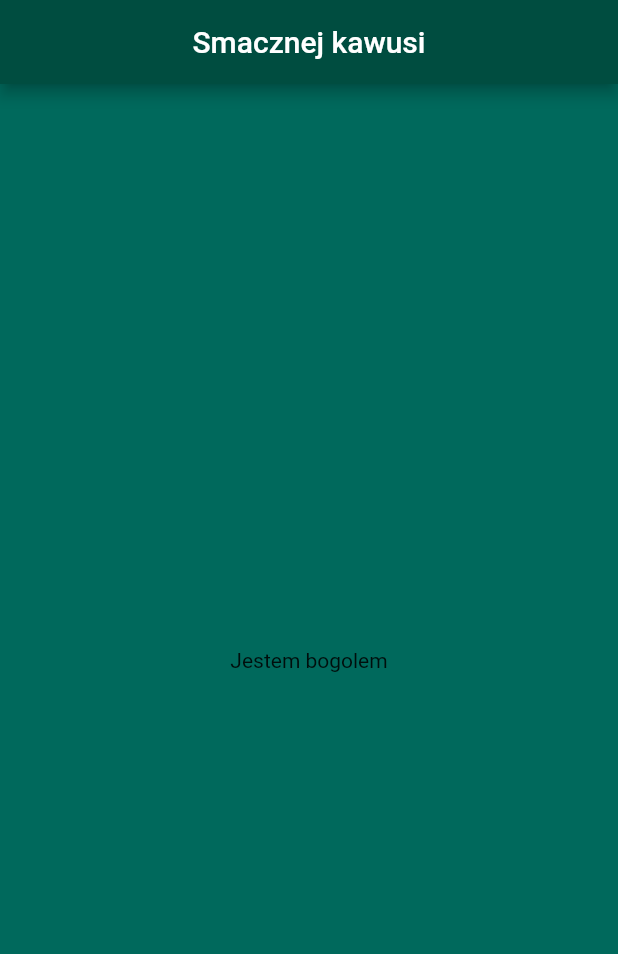
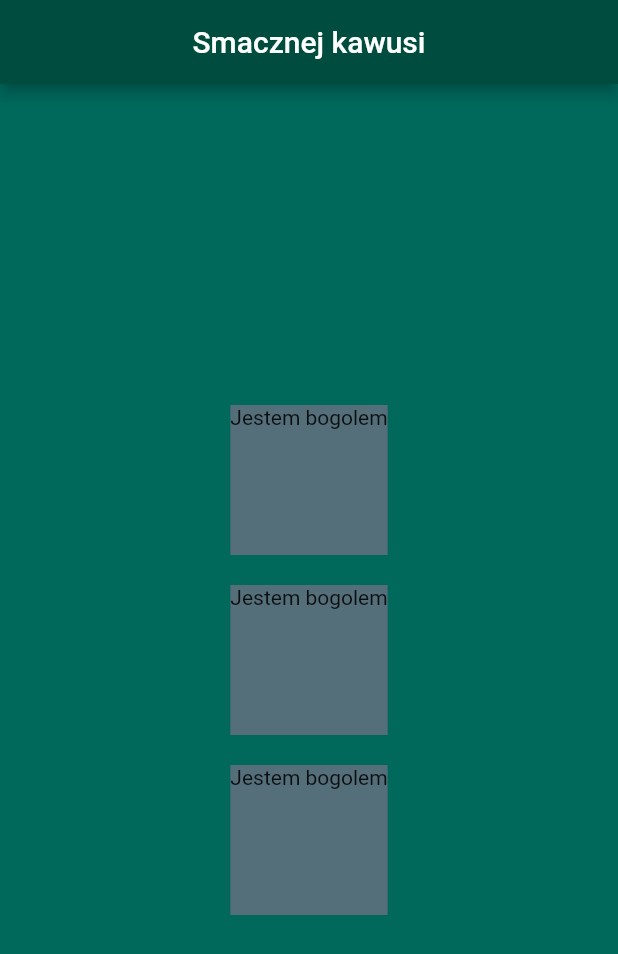
Before and after one commit to KubaSiwiec/i-am-rich-flutter-tutorial, a Flutter app: the screen it shows after launch, on a phone screen of 412 x 824 dp. Shown: the top 954 px of the screen. Run offline on Flutter 3.47's test engine with Material 2 defaults, Android fonts, the light colour scheme and no system bars.

Commit message:
Add SafeArea and Container

```diff
--- a/lib/main.dart
+++ b/lib/main.dart
@@ -18,8 +18,31 @@ class MyApp extends StatelessWidget {
         ),
         body: SafeArea(
           child: Center(
-            child: Container(
-              child: Text("Jestem bogolem")
+            child: Column(
+              mainAxisAlignment: MainAxisAlignment.center,
+              children: <Widget>[
+                Container(
+                    height: 100,
+                    child: Text("Jestem bogolem"),
+                    color: Colors.blueGrey[600]
+                ),
+                SizedBox(
+                  height: 20,
+                ),
+                Container(
+                    height: 100,
+                    child: Text("Jestem bogolem"),
+                    color: Colors.blueGrey[600]
+                ),
+                SizedBox(
+                  height: 20,
+                ),
+                Container(
+                    height: 100,
+                    child: Text("Jestem bogolem"),
+                    color: Colors.blueGrey[600]
+                ),
+              ]
             ),
           ),
         ),
```
